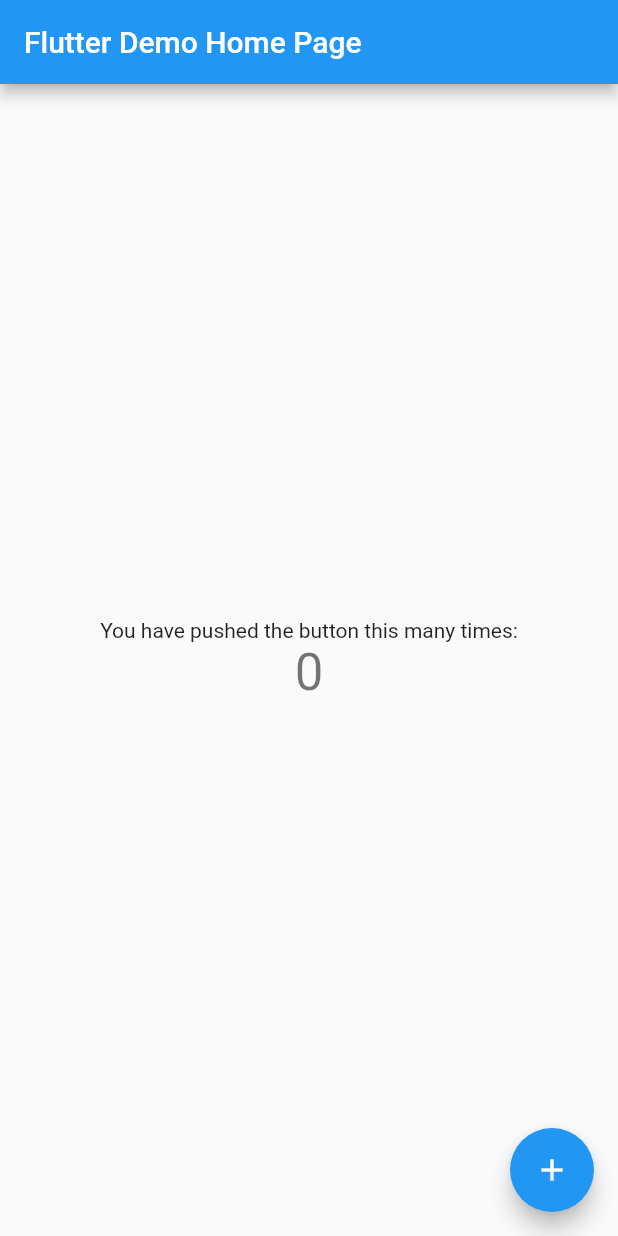
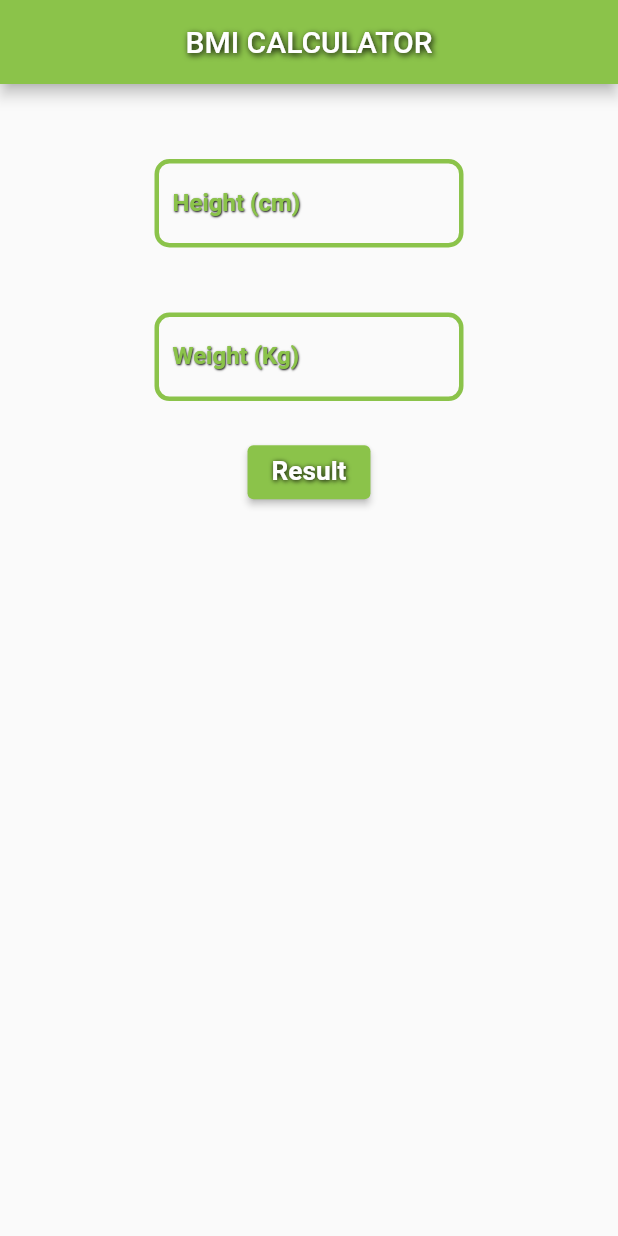
Before and after one commit to RubemNto/Flutter_Projects, a Flutter app: the screen it shows after launch, on a phone screen of 412 x 824 dp. Run offline on Flutter 3.47's test engine with Material 2 defaults, Android fonts, the light colour scheme and no system bars; our stand-ins replace fluttertoast, hexcolor.

Commit message:
finished bmi calculator

```diff
--- a/bmi_calculator/lib/main.dart
+++ b/bmi_calculator/lib/main.dart
@@ -7,40 +7,21 @@
 class MyApp extends StatelessWidget {
   const MyApp({Key? key}) : super(key: key);
 
-  // This widget is the root of your application.
   @override
   Widget build(BuildContext context) {
     return MaterialApp(
-      title: 'Flutter Demo',
+      debugShowCheckedModeBanner: false,
+      title: 'FLUTTER BMI CALCULATOR',
       theme: ThemeData(
-        // This is the theme of your application.
-        //
-        // Try running your application with "flutter run". You'll see the
-        // application has a blue toolbar. Then, without quitting the app, try
-        // changing the primarySwatch below to Colors.green and then invoke
-        // "hot reload" (press "r" in the console where you ran "flutter run",
-        // or simply save your changes to "hot reload" in a Flutter IDE).
-        // Notice that the counter didn't reset back to zero; the application
-        // is not restarted.
-        primarySwatch: Colors.blue,
+        primarySwatch: Colors.lightGreen,
       ),
-      home: const MyHomePage(title: 'Flutter Demo Home Page'),
+      home: const MyHomePage(title: 'BMI CALCULATOR'),
     );
   }
 }
 
 class MyHomePage extends StatefulWidget {
   const MyHomePage({Key? key, required this.title}) : super(key: key);
-
-  // This widget is the home page of your application. It is stateful, meaning
-  // that it has a State object (defined below) that contains fields that affect
-  // how it looks.
-
-  // This class is the configuration for the state. It holds the values (in this
-  // case the title) provided by the parent (in this case the App widget) and
-  // used by the build method of the State. Fields in a Widget subclass are
-  // always marked "final".
-
   final String title;
 
   @override
@@ -48,68 +29,208 @@
 }
 
 class _MyHomePageState extends State<MyHomePage> {
-  int _counter = 0;
+  bool useMetric = false;
+  TextEditingController heightController = TextEditingController();
+  TextEditingController weightController = TextEditingController();
 
-  void _incrementCounter() {
-    setState(() {
-      // This call to setState tells the Flutter framework that something has
-      // changed in this State, which causes it to rerun the build method below
-      // so that the display can reflect the updated values. If we changed
-      // _counter without calling setState(), then the build method would not be
-      // called again, and so nothing would appear to happen.
-      _counter++;
-    });
+  var results = [
+    'Underweight', //under 18.5
+    'Normal range', //18.5-24.9
+    'Pre-obese ', //25-29.9
+    'Obese class 1', //30-34.9
+    'Obese class 2', //35-39.9
+    'Obese class 3', //over 40
+  ];
+
+  late String result = '';
+
+  double calculateBMI(double height, double weight) {
+    return weight / (height * height);
   }
 
   @override
   Widget build(BuildContext context) {
-    // This method is rerun every time setState is called, for instance as done
-    // by the _incrementCounter method above.
-    //
-    // The Flutter framework has been optimized to make rerunning build methods
-    // fast, so that you can just rebuild anything that needs updating rather
-    // than having to individually change instances of widgets.
     return Scaffold(
       appBar: AppBar(
-        // Here we take the value from the MyHomePage object that was created by
-        // the App.build method, and use it to set our appbar title.
-        title: Text(widget.title),
+        title: Center(
+          child: Text(
+            widget.title,
+            style: const TextStyle(
+              color: Colors.white,
+              shadows: <Shadow>[
+                Shadow(
+                  offset: Offset(1.0, 1.0),
+                  blurRadius: 5.0,
+                  color: Color.fromARGB(255, 0, 0, 0),
+                ),
+              ],
+            ),
+          ),
+        ),
       ),
       body: Center(
         // Center is a layout widget. It takes a single child and positions it
         // in the middle of the parent.
         child: Column(
-          // Column is also a layout widget. It takes a list of children and
-          // arranges them vertically. By default, it sizes itself to fit its
-          // children horizontally, and tries to be as tall as its parent.
-          //
-          // Invoke "debug painting" (press "p" in the console, choose the
-          // "Toggle Debug Paint" action from the Flutter Inspector in Android
-          // Studio, or the "Toggle Debug Paint" command in Visual Studio Code)
-          // to see the wireframe for each widget.
-          //
-          // Column has various properties to control how it sizes itself and
-          // how it positions its children. Here we use mainAxisAlignment to
-          // center the children vertically; the main axis here is the vertical
-          // axis because Columns are vertical (the cross axis would be
-          // horizontal).
-          mainAxisAlignment: MainAxisAlignment.center,
+          mainAxisAlignment: MainAxisAlignment.start,
           children: <Widget>[
-            const Text(
-              'You have pushed the button this many times:',
+            Padding(
+              padding: const EdgeInsets.fromLTRB(20, 50, 20, 20),
+              child: SizedBox(
+                height: MediaQuery.of(context).size.height * 0.1,
+                width: MediaQuery.of(context).size.width * 0.5,
+                child: TextField(
+                  keyboardType: TextInputType.number,
+                  controller: heightController,
+                  decoration: const InputDecoration(
+                    focusedBorder: OutlineInputBorder(
+                      borderSide: BorderSide(
+                        color: Colors.lightGreen,
+                        width: 3,
+                        style: BorderStyle.solid,
+                      ),
+                      borderRadius: BorderRadius.all(
+                        Radius.circular(10),
+                      ),
+                    ),
+                    enabledBorder: OutlineInputBorder(
+                      borderSide: BorderSide(
+                        color: Colors.lightGreen,
+                        width: 3,
+                        style: BorderStyle.solid,
+                      ),
+                      borderRadius: BorderRadius.all(
+                        Radius.circular(10),
+                      ),
+                    ),
+                    labelText: "Height (cm)",
+                    labelStyle: TextStyle(
+                      color: Colors.lightGreen,
+                      fontWeight: FontWeight.bold,
+                      shadows: <Shadow>[
+                        Shadow(
+                          offset: Offset(0.5, 0.5),
+                          blurRadius: 1.0,
+                          color: Color.fromARGB(255, 0, 0, 0),
+                        ),
+                      ],
+                    ),
+                  ),
+                ),
+              ),
             ),
-            Text(
-              '$_counter',
-              style: Theme.of(context).textTheme.headline4,
+            Padding(
+              padding: const EdgeInsets.all(0),
+              child: SizedBox(
+                height: MediaQuery.of(context).size.height * 0.1,
+                width: MediaQuery.of(context).size.width * 0.5,
+                child: TextField(
+                  keyboardType: TextInputType.number,
+                  controller: weightController,
+                  decoration: const InputDecoration(
+                    focusedBorder: OutlineInputBorder(
+                      borderSide: BorderSide(
+                        color: Colors.lightGreen,
+                        width: 3,
+                        style: BorderStyle.solid,
+                      ),
+                      borderRadius: BorderRadius.all(
+                        Radius.circular(10),
+                      ),
+                    ),
+                    enabledBorder: OutlineInputBorder(
+                      borderSide: BorderSide(
+                        color: Colors.lightGreen,
+                        width: 3,
+                        style: BorderStyle.solid,
+                      ),
+                      borderRadius: BorderRadius.all(
+                        Radius.circular(10),
+                      ),
+                    ),
+                    labelText: "Weight (Kg)",
+                    labelStyle: TextStyle(
+                      color: Colors.lightGreen,
+                      fontWeight: FontWeight.bold,
+                      shadows: <Shadow>[
+                        Shadow(
+                          offset: Offset(0.5, 0.5),
+                          blurRadius: 1.0,
+                          color: Color.fromARGB(255, 0, 0, 0),
+                        ),
+                      ],
+                    ),
+                  ),
+                ),
+              ),
+            ),
+            Padding(
+              padding: const EdgeInsets.all(0),
+              child: ElevatedButton(
+                onPressed: () {
+                  var BMI = calculateBMI(
+                      double.parse(heightController.text) / 100,
+                      double.parse(weightController.text));
+                  setState(() {
+                    if (BMI <= 18.5) {
+                      result = results[0];
+                    } else if (BMI > 18.5 && BMI <= 24.9) {
+                      result = results[1];
+                    } else if (BMI > 25 && BMI <= 29.9) {
+                      result = results[2];
+                    } else if (BMI > 30 && BMI <= 34.9) {
+                      result = results[3];
+                    } else if (BMI > 35 && BMI <= 39.9) {
+                      result = results[4];
+                    } else if (BMI >= 40) {
+                      result = results[5];
+                    }
+                  });
+                },
+                child: Text(
+                  "Result",
+                  style: TextStyle(
+                    color: Colors.white,
+                    fontWeight: FontWeight.bold,
+                    fontSize: MediaQuery.of(context).size.aspectRatio * 35,
+                    shadows: <Shadow>[
+                      Shadow(
+                        offset: Offset(0.5, 0.5),
+                        blurRadius: 3.5,
+                        color: Color.fromARGB(255, 0, 0, 0),
+                      ),
+                    ],
+                  ),
+                ),
+              ),
+            ),
+            Padding(
+              padding: const EdgeInsets.all(0),
+              child: SizedBox(
+                height: MediaQuery.of(context).size.height * 0.1,
+                width: MediaQuery.of(context).size.width * 0.5,
+                child: Center(
+                  child: Text(
+                    "${result}",
+                    style: TextStyle(
+                      color: Colors.white,
+                      fontWeight: FontWeight.bold,
+                      fontSize: 25,
+                      shadows: <Shadow>[
+                        Shadow(
+                          offset: Offset(0.5, 0.5),
+                          blurRadius: 3.5,
+                          color: Color.fromARGB(255, 0, 0, 0),
+                        ),
+                      ],
+                    ),
+                  ),
+                ),
+              ),
             ),
           ],
         ),
       ),
-      floatingActionButton: FloatingActionButton(
-        onPressed: _incrementCounter,
-        tooltip: 'Increment',
-        child: const Icon(Icons.add),
-      ), // This trailing comma makes auto-formatting nicer for build methods.
     );
   }
 }
```
